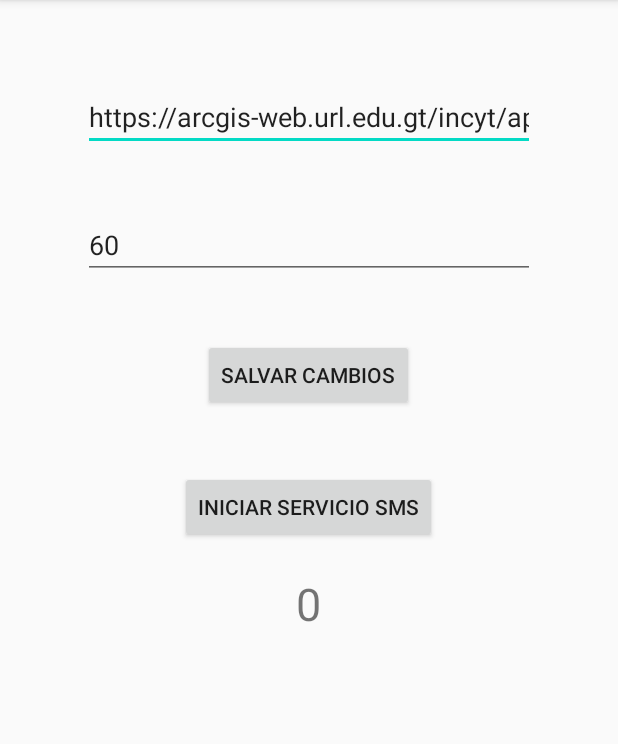
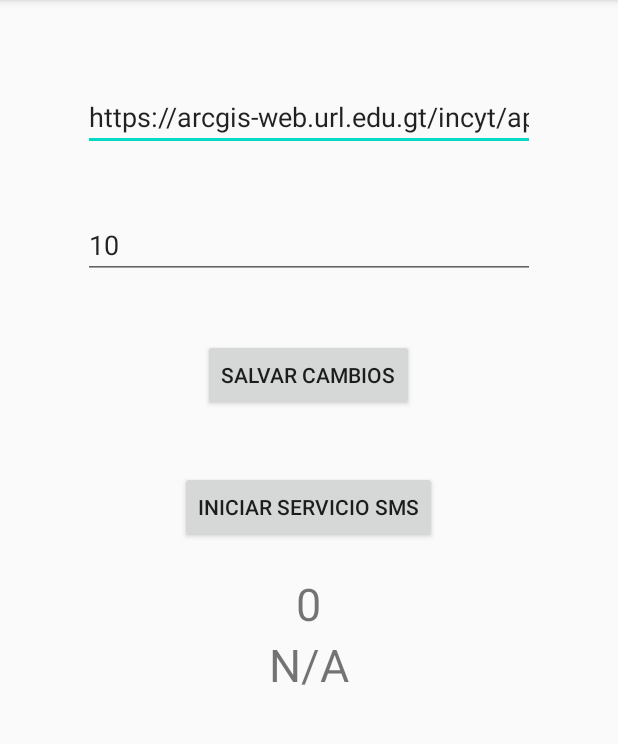
Before and after one commit to Locottus/IncytSMS, an Android app: the screen it shows after launch (MainActivity), on a phone screen of 412 x 824 dp, the part 84-828 px from its top. Run offline under Robolectric (Android 15) with nearby library versions, the phone set to English and light mode, and no system bars.

```diff
--- a/app/src/main/java/herlich/gonzalez/incytsms/MainActivity.java
+++ b/app/src/main/java/herlich/gonzalez/incytsms/MainActivity.java
@@ -23,6 +23,7 @@ public class MainActivity extends AppCompatActivity {
     EditText u;
     EditText n;
     TextView t;
+    TextView r;
     SavePrefs sp;
 
     @Override
@@ -34,6 +35,7 @@ public class MainActivity extends AppCompatActivity {
         u = findViewById(R.id.urlText);
         n = findViewById(R.id.tiempoText);
         t = findViewById(R.id.txtCounter);
+        r = findViewById(R.id.txtRun);
         checkAccess();
 
     }
@@ -47,7 +49,9 @@ public class MainActivity extends AppCompatActivity {
     }
 
     private void refreshcounter() {
+
         t.setText(String.valueOf(sp.getLastSMS()));
+        r.setText(sp.getLastRun());
     }
 
 
--- a/app/src/main/java/herlich/gonzalez/incytsms/SavePrefs.java
+++ b/app/src/main/java/herlich/gonzalez/incytsms/SavePrefs.java
@@ -9,6 +9,7 @@ public class SavePrefs {
     private static String URLPOST = "URLPOST";
     private static String TIMEDELAY = "TIMEDELAY";
     private static String LASTSMS = "LASTSMS";
+    private static String LASTRUN = "LASTRUN";
 
     public SavePrefs(Context context) {
         this.context = context;
@@ -17,7 +18,7 @@ public class SavePrefs {
     public SettingData getPreferences() {
         SharedPreferences prefs = context.getSharedPreferences(d.getStringSettingsID(), context.MODE_PRIVATE);
         String urlPost = prefs.getString(URLPOST, "https://arcgis-web.url.edu.gt/incyt/api/sms/postSMS");
-        int timeDelay = prefs.getInt(TIMEDELAY, 60);//UNA HORA DEFAULT VALUE
+        int timeDelay = prefs.getInt(TIMEDELAY, 10);//UNA HORA DEFAULT VALUE
         return new SettingData(urlPost, timeDelay);
     }
 
@@ -43,4 +44,17 @@ public class SavePrefs {
         editor.commit();
     }
 
+    public void setLastRun(String date){
+        System.out.println("LAST SMS RUN: " + date);
+        SharedPreferences.Editor editor = context.getSharedPreferences(d.getStringSettingsID(), context.MODE_PRIVATE).edit();
+        editor.putString(LASTRUN, date);
+        editor.apply();
+        editor.commit();
+    }
+
+    public String getLastRun(){
+        SharedPreferences prefs = context.getSharedPreferences(d.getStringSettingsID(), context.MODE_PRIVATE);
+        return prefs.getString(LASTRUN, "N/A");//DEVUELVE EL ULTIMO SMS ENVIADO
+    }
+
 }
--- a/app/src/main/res/layout/activity_main.xml
+++ b/app/src/main/res/layout/activity_main.xml
@@ -60,6 +60,14 @@
             android:textAlignment="center"
             android:textSize="30dp" />
 
+        <TextView
+            android:id="@+id/txtRun"
+            android:layout_width="wrap_content"
+            android:layout_height="wrap_content"
+            android:layout_gravity="center"
+            android:textAlignment="center"
+            android:textSize="30dp" />
+
     </LinearLayout>
 
 
```
Also changed, not shown: app/src/main/java/herlich/gonzalez/incytsms/MyJobIntentService.java (+8 -3 lines).
